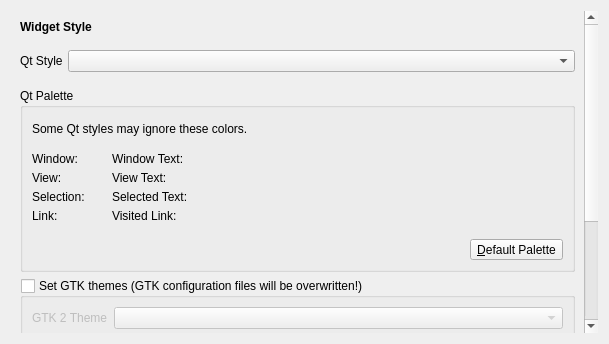
Old version of the form lxqt-config-appearance/styleconfig.ui in the repository lxqt/lxqt-config.
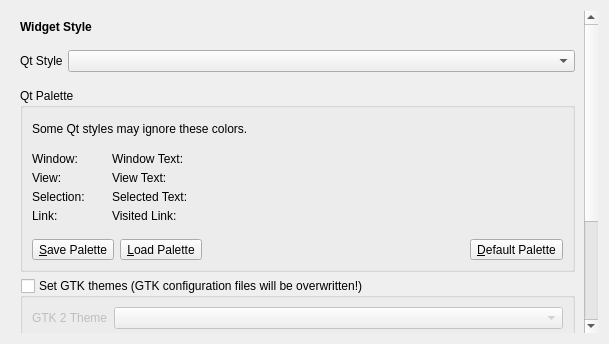
New version of the form. Custom widgets are drawn as their Qt base class.

Commit message: Save and load Qt palettes

```diff
--- a/lxqt-config-appearance/styleconfig.ui
+++ b/lxqt-config-appearance/styleconfig.ui
@@ -208,6 +208,20 @@
             <property name="topMargin">
              <number>10</number>
             </property>
+            <item>
+             <widget class="QToolButton" name="savePaletteBtn">
+              <property name="text">
+               <string>&amp;Save Palette</string>
+              </property>
+             </widget>
+            </item>
+            <item>
+             <widget class="QToolButton" name="loadPaletteBtn">
+              <property name="text">
+               <string>&amp;Load Palette</string>
+              </property>
+             </widget>
+            </item>
             <item>
              <spacer name="horizontalSpacer_2">
               <property name="orientation">
```
The commit also changes 4 other files.
